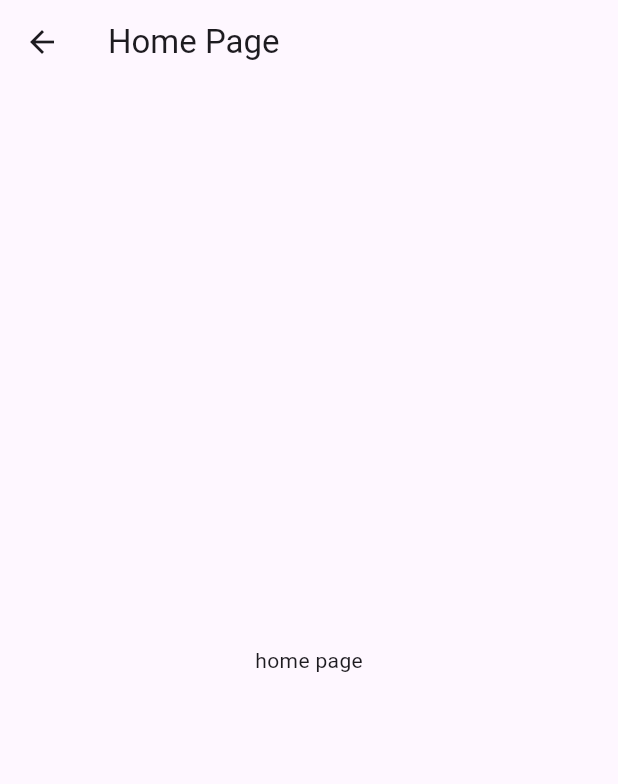
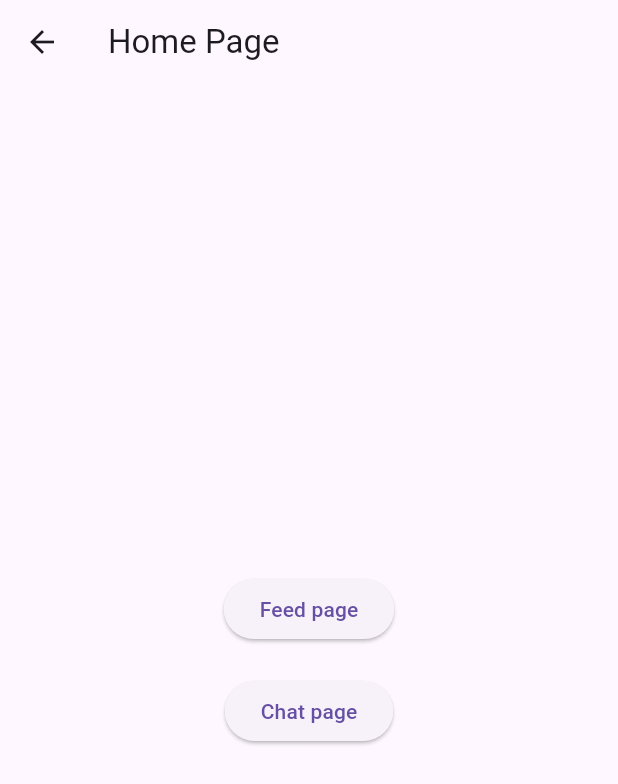
Before and after one commit to MoappFinalTeamProject/MoappTeamProject, a Flutter app: the MyHomePage screen opened directly, on a phone screen of 412 x 824 dp. Shown: the top 784 px of the screen. Run offline on Flutter 3.47's test engine with Material 3 defaults, Android fonts, the phone set to English and light mode, and no system bars; our stand-ins replace firebase_auth, firebase_core; accounts and stored records are empty.

Commit message:
temp update

```diff
--- a/lib/pages/home.dart
+++ b/lib/pages/home.dart
@@ -1,4 +1,6 @@
 import 'package:flutter/material.dart';
+import 'package:moapp_team_project/pages/chat_page/chat_room_list_page.dart';
+import 'package:moapp_team_project/pages/feed_page/feed_page.dart';
 
 class MyHomePage extends StatelessWidget {
   const MyHomePage({super.key});
@@ -9,7 +11,37 @@ class MyHomePage extends StatelessWidget {
       appBar: AppBar(
         title: const Text('Home Page'),
       ),
-      body: const Center(child: Text('home page')),
+      body: Column(
+        mainAxisAlignment: MainAxisAlignment.center,
+        children: [
+          Center(
+            child: ElevatedButton(
+              onPressed: () {
+                Navigator.push(
+                  context,
+                  MaterialPageRoute(builder: (context) => const MyFeedPage()),
+                );
+              },
+              child: Text('Feed page'),
+            ),
+          ),
+          const SizedBox(
+            height: 20,
+          ),
+          Center(
+            child: ElevatedButton(
+              onPressed: () {
+                Navigator.push(
+                  context,
+                  MaterialPageRoute(
+                      builder: (context) => const MyChatRoomListPgae()),
+                );
+              },
+              child: Text('Chat page'),
+            ),
+          ),
+        ],
+      ),
     );
   }
 }
```
Also changed, not shown: lib/auth/login.dart (+10 -1 lines), lib/pages/chat_page/chat_room_list_page.dart (added, +20 -0 lines), lib/pages/feed_page/feed_page.dart (added, +55 -0 lines).
